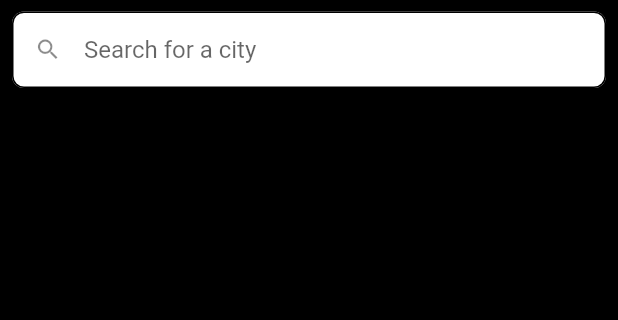
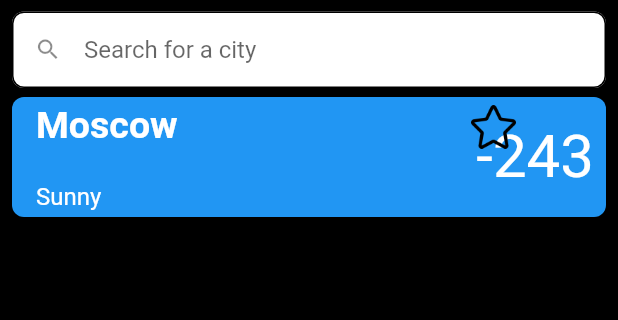
Before and after one commit to Souljeee/flutter_weather, a Flutter app: the screen it shows after launch, on a phone screen of 412 x 824 dp, the part 98-418 px from its top. Run offline on Flutter 3.47's test engine with Material 2 defaults, Android fonts, the phone set to English and light mode, and no system bars; our stand-ins replace bloc, dio, flutter_bloc.

Commit message:
added favourite button and alphabet sorting

```diff
--- a/lib/cubit/search_widget/search_widget_cubit.dart
+++ b/lib/cubit/search_field/search_field_cubit.dart
@@ -10,7 +10,7 @@ import '../../data/data_sources/repository_local.dart';
 import '../../data/data_sources/repository_remote.dart';
 import '../search_page/search_cubit.dart';
 
-part 'search_widget_state.dart';
+part 'search_field_state.dart';
 
 class SearchWidgetCubit extends Cubit<SearchWidgetState> {
   Timer? _debounce;
@@ -49,7 +49,7 @@ class SearchWidgetCubit extends Cubit<SearchWidgetState> {
 
   void putWeatherIntoStorage(Weather weather) {
     repositoryLocal.putWeather(weather);
-    searchPageCubit.updateCityList(repositoryLocal.getAll());
+    searchPageCubit.updateCityList();
     emit(SearchWidgetInitial());
   }
 
@@ -61,6 +61,6 @@ class SearchWidgetCubit extends Cubit<SearchWidgetState> {
         response.country.country,
         response.coordinates.lat.toString(),
         response.coordinates.lon.toString(),
-    );
+        false);
   }
 }
--- a/lib/cubit/search_widget/search_widget_state.dart
+++ b/lib/cubit/search_field/search_field_state.dart
@@ -1,4 +1,4 @@
-part of 'search_widget_cubit.dart';
+part of 'search_field_cubit.dart';
 
 @immutable
 abstract class SearchWidgetState {
--- a/lib/data/current_weather_model/weather.dart
+++ b/lib/data/current_weather_model/weather.dart
@@ -5,13 +5,15 @@ class Weather {
   final String country;
   final String lat;
   final String lon;
+  bool isFavourite;
 
-  const Weather(
+  Weather(
     this.cityName,
     this.temperature,
     this.description,
     this.country,
     this.lat,
     this.lon,
+    this.isFavourite,
   );
 }
--- a/lib/data/data_sources/repository_remote.dart
+++ b/lib/data/data_sources/repository_remote.dart
@@ -68,8 +68,4 @@ class WeatherRepositoryRemote implements RepositoryRemote {
     var cityList = WeatherCityList.fromJson(response.data);
     return cityList;
   }
-
-//"https://api.openweathermap.org/data/2.5/weather?q=London&appid=352f72427a922105287e644be8d9dadc&lang=ru&units=metric"
-//https://api.openweathermap.org/data/2.5/weather?lat={lat}&lon={lon}&appid={API key}
-
 }
--- a/lib/data/data_sources/weather_storage.dart
+++ b/lib/data/data_sources/weather_storage.dart
@@ -1,9 +1,10 @@
 import '../current_weather_model/weather.dart';
 
 class WeatherStorage {
-  WeatherStorage? _instance;
+  WeatherStorage._();
+  static WeatherStorage? _instance;
   final List<Weather> _weatherList = [
-    const Weather("Moscow", 30, "Sunny", "RU", "30.1", "30.1"),
+    Weather("Moscow", 30, "Sunny", "RU", "30.1", "30.1", false),
   ];
 
   void addWeather(Weather weather) {
@@ -22,8 +23,8 @@ class WeatherStorage {
     return _weatherList;
   }
 
-  WeatherStorage getInstance() {
-    _instance ??= WeatherStorage();
+  static WeatherStorage getInstance() {
+    _instance ??= WeatherStorage._();
     return _instance!;
   }
 }
--- a/lib/pages/search_page/search_page.dart
+++ b/lib/pages/search_page/search_page.dart
@@ -1,7 +1,7 @@
 import 'package:flutter/cupertino.dart';
 import 'package:flutter/material.dart';
 import 'package:flutter_bloc/flutter_bloc.dart';
-import 'package:weather_app/cubit/search_widget/search_widget_cubit.dart';
+import 'package:weather_app/cubit/search_field/search_field_cubit.dart';
 import 'package:weather_app/data/data_sources/repository_local.dart';
 import 'package:weather_app/data/data_sources/repository_remote.dart';
 import 'package:weather_app/data/data_sources/weather_storage.dart';
@@ -20,7 +20,7 @@ class SearchPage extends StatelessWidget {
       create: (context) => SearchCubit(
         WeatherRepositoryRemote(),
         WeatherLocalRepository(
-          WeatherStorage(),
+          WeatherStorage.getInstance(),
         ),
       ),
       child: const _SearchPageContent(),
@@ -36,9 +36,17 @@ class _SearchPageContent extends StatefulWidget {
 }
 
 class _SearchPageContentState extends State<_SearchPageContent> {
+  var weatherList;
+  var searchCubit;
+  @override
+  void initState() {
+    searchCubit = BlocProvider.of<SearchCubit>(context);
+    weatherList = searchCubit.getAllWeather();
+    super.initState();
+  }
+
   @override
   Widget build(BuildContext context) {
-    final searchCubit = BlocProvider.of<SearchCubit>(context);
     return Scaffold(
       backgroundColor: Colors.black,
       body: Stack(
@@ -49,7 +57,8 @@ class _SearchPageContentState extends State<_SearchPageContent> {
               BlocBuilder<SearchCubit, SearchState>(
                 builder: (context, state) {
                   if (state is SearchSuccess) {
-                    final weatherList = state.cityWeatherList;
+                    weatherList = state.cityWeatherList;
+                  }
                   return Expanded(
                     child: ListView.builder(
                       itemCount: weatherList.length,
@@ -85,8 +94,6 @@ class _SearchPageContentState extends State<_SearchPageContent> {
                       },
                     ),
                   );
-                  }
-                  return const SizedBox.shrink();
                 },
               ),
             ],
@@ -111,7 +118,7 @@ class _SearchPageContentState extends State<_SearchPageContent> {
                   create: (context) => SearchWidgetCubit(
                     WeatherRepositoryRemote(),
                     WeatherLocalRepository(
-                      WeatherStorage(),
+                      WeatherStorage.getInstance(),
                     ),
                     searchCubit,
                   ),
--- a/lib/pages/search_page/search_page_widgets/search_city_info_widget.dart
+++ b/lib/pages/search_page/search_page_widgets/search_city_info_widget.dart
@@ -1,13 +1,15 @@
 import 'package:flutter/material.dart';
 import 'package:flutter_bloc/flutter_bloc.dart';
 
-import '../../../cubit/search_widget/search_widget_cubit.dart';
+import '../../../cubit/search_field/search_field_cubit.dart';
 import '../../../data/current_weather_model/weather.dart';
 
 class SearchCityInfo extends StatelessWidget {
   final Weather item;
+  final VoidCallback onTap;
 
-  const SearchCityInfo({Key? key, required this.item}) : super(key: key);
+  const SearchCityInfo({Key? key, required this.item, required this.onTap})
+      : super(key: key);
 
   @override
   Widget build(BuildContext context) {
--- a/lib/pages/search_page/search_page_widgets/search_widget.dart
+++ b/lib/pages/search_page/search_page_widgets/search_widget.dart
@@ -2,7 +2,7 @@ import 'dart:async';
 
 import 'package:flutter/material.dart';
 import 'package:flutter_bloc/flutter_bloc.dart';
-import 'package:weather_app/cubit/search_widget/search_widget_cubit.dart';
+import 'package:weather_app/cubit/search_field/search_field_cubit.dart';
 import 'package:weather_app/pages/search_page/search_page_widgets/search_city_info_widget.dart';
 
 import '../../../data/current_weather_model/weather.dart';
@@ -19,10 +19,16 @@ class SearchWidget extends StatefulWidget {
 class _SearchWidgetState extends State<SearchWidget> {
   final TextEditingController controller = TextEditingController();
   Timer? _debounce;
+  final search = FocusNode();
+  var searchCubit;
+  @override
+  void initState() {
+    searchCubit = BlocProvider.of<SearchWidgetCubit>(context);
+    super.initState();
+  }
 
   @override
   Widget build(BuildContext context) {
-    final searchCubit = BlocProvider.of<SearchWidgetCubit>(context);
     return SizedBox(
       height: 300,
       child: Column(
@@ -31,6 +37,9 @@ class _SearchWidgetState extends State<SearchWidget> {
             textInputAction: TextInputAction.search,
             onChanged: (text) {
               searchCubit.onSearchChanged(text);
+            },
+            onSubmitted: (_) {
+              search.unfocus();
             },
             decoration: const InputDecoration(
               isDense: true,
@@ -61,7 +70,13 @@ class _SearchWidgetState extends State<SearchWidget> {
                       ),
                       itemCount: cityList.length,
                       itemBuilder: (BuildContext context, int index) {
-                        return SearchCityInfo(item: cityList[index]);
+                        return SearchCityInfo(
+                          item: cityList[index],
+                          onTap: () {
+                            search.unfocus();
+                            searchCubit.putWeatherIntoStorage(cityList[index]);
+                          },
+                        );
                       },
                     ),
                   ),
--- a/lib/pages/search_page/search_page_widgets/weather_card_widget.dart
+++ b/lib/pages/search_page/search_page_widgets/weather_card_widget.dart
@@ -1,8 +1,11 @@
 import 'package:flutter/material.dart';
+import 'package:flutter_bloc/flutter_bloc.dart';
+import 'package:weather_app/utils/weather_icons.dart';
 
+import '../../../cubit/search_page/search_cubit.dart';
 import '../../../data/current_weather_model/weather.dart';
 
-class WeatherCard extends StatelessWidget {
+class WeatherCard extends StatefulWidget {
   final Weather item;
   final VoidCallback onTap;
 
@@ -13,16 +16,23 @@ class WeatherCard extends StatelessWidget {
   }) : super(key: key);
 
   @override
+  State<WeatherCard> createState() => _WeatherCardState();
+}
+
+class _WeatherCardState extends State<WeatherCard> {
+  @override
   Widget build(BuildContext context) {
+    final searchCubit = BlocProvider.of<SearchCubit>(context);
     return GestureDetector(
-      onTap: onTap,
+      onTap: widget.onTap,
       child: Container(
         height: 80,
         decoration: BoxDecoration(
           color: Colors.blue,
           borderRadius: BorderRadius.circular(8),
         ),
-        child: Row(
+        child: Stack(children: [
+          Row(
             children: [
               Expanded(
                 child: Column(
@@ -31,7 +41,7 @@ class WeatherCard extends StatelessWidget {
                     Padding(
                       padding: const EdgeInsets.only(left: 16, top: 4),
                       child: Text(
-                      item.cityName,
+                        widget.item.cityName,
                         style: const TextStyle(
                             fontSize: 25,
                             fontWeight: FontWeight.w700,
@@ -42,7 +52,7 @@ class WeatherCard extends StatelessWidget {
                     Padding(
                       padding: const EdgeInsets.only(left: 16, bottom: 4),
                       child: Text(
-                      item.description,
+                        widget.item.description,
                         style: const TextStyle(
                           fontSize: 16,
                           fontWeight: FontWeight.w400,
@@ -57,7 +67,7 @@ class WeatherCard extends StatelessWidget {
                 child: Padding(
                   padding: const EdgeInsets.all(8.0),
                   child: Text(
-                  _calculateCelsius(item.temperature).toString(),
+                    _calculateCelsius(widget.item.temperature).toString(),
                     style: const TextStyle(
                       fontSize: 40,
                       color: Colors.white,
@@ -67,6 +77,24 @@ class WeatherCard extends StatelessWidget {
               )
             ],
           ),
+          Align(
+            alignment: Alignment.topRight,
+            child: Padding(
+              padding: const EdgeInsets.only(right: 60, top: 5),
+              child: GestureDetector(
+                onTap: () {
+                  searchCubit.updateFavourite(widget.item);
+                },
+                child: Image.asset(
+                  WeatherIcons.starEmpty,
+                  width: 30,
+                  height: 30,
+                  color: widget.item.isFavourite ? Colors.yellow : Colors.black,
+                ),
+              ),
+            ),
+          )
+        ]),
       ),
     );
   }
--- a/lib/utils/weather_icons.dart
+++ b/lib/utils/weather_icons.dart
@@ -1,3 +1,3 @@
 class WeatherIcons {
-  static const starEmpty = "/assets/icons/star_empty.png";
+  static const starEmpty = "assets/icons/star_empty.png";
 }
```
Also changed, not shown: lib/cubit/search_page/search_cubit.dart (+33 -11 lines), lib/cubit/weather_page/weather_cubit.dart (renamed from lib/cubit/weather_cubit.dart, +6 -8 lines), lib/pages/weather_page/weather_page.dart (+7 -3 lines), lib/pages/weather_page/weather_page_widgets/weather_item_horizontal_widget.dart (+4 -7 lines), lib/cubit/weather_page/weather_state.dart (renamed from lib/cubit/weather_state.dart). Lines whose indentation alone changed are shown as unchanged.
